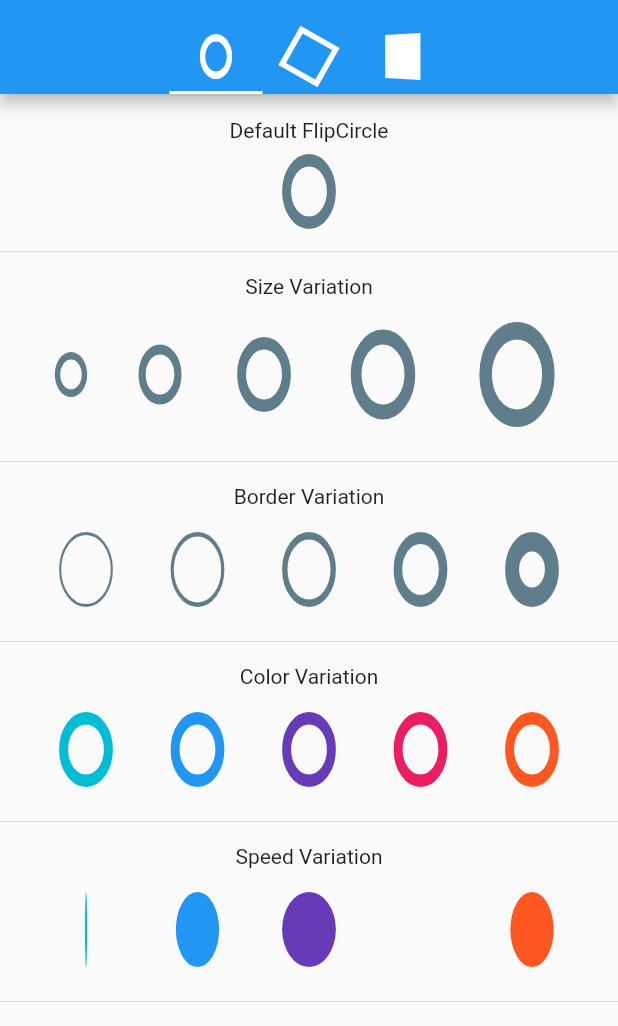
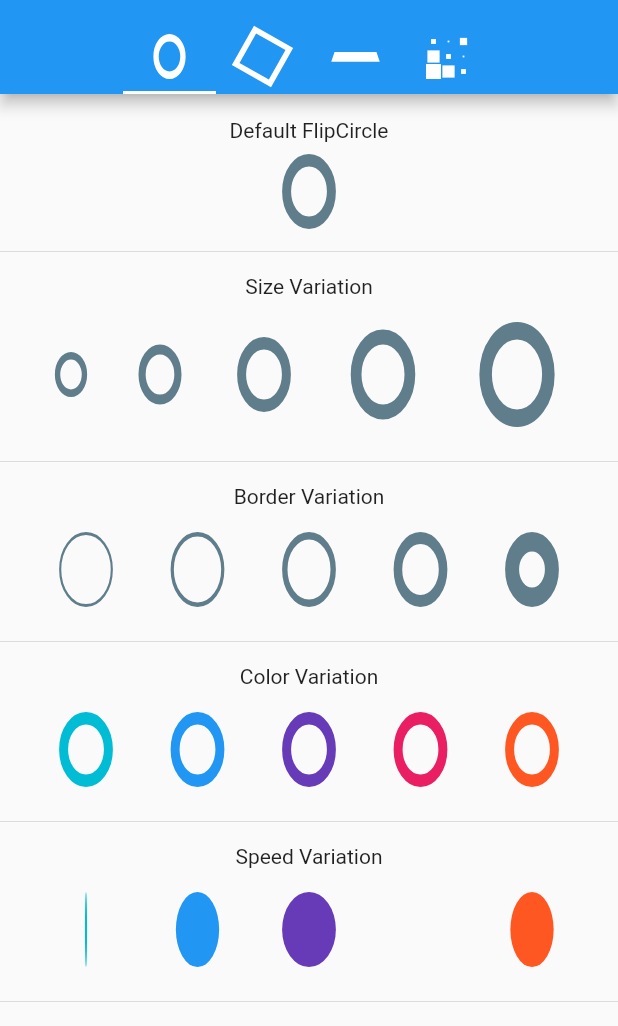
Before and after one commit to TrendingTechnology/loading-indicator, a Flutter app: the screen it shows after launch, on a phone screen of 412 x 824 dp, the part 56-1082 px from its top. Run offline on Flutter 3.47's test engine with Material 2 defaults, Android fonts, the phone set to English and light mode, and no system bars.

Commit message:
added new bouncingGrid indicator; few small adjustments

```diff
--- a/example/lib/main.dart
+++ b/example/lib/main.dart
@@ -13,7 +13,7 @@ class MyApp extends StatelessWidget {
         primarySwatch: Colors.blue,
       ),
       home: DefaultTabController(
-        length: 3,
+        length: 4,
         child: Scaffold(
             appBar: AppBar(
               centerTitle: true,
@@ -39,6 +39,11 @@ class MyApp extends StatelessWidget {
                         size: 30,
                         backgroundColor: Colors.white,
                       )),
+                      Tab(
+                          child: BouncingGrid(
+                        size: 30,
+                        color: Colors.white,
+                      )),
                     ]),
               ),
             ),
@@ -48,6 +53,7 @@ class MyApp extends StatelessWidget {
                 _buildFlipCircleTab(context),
                 _buildRotatingSquareTab(),
                 _buildFlipBoxTab(),
+                _buildBouncingGridTab(),
               ],
             )),
       ),
@@ -383,21 +389,11 @@ class MyApp extends StatelessWidget {
             child: Row(
               mainAxisAlignment: MainAxisAlignment.spaceEvenly,
               children: <Widget>[
-                FlipBox(
-                  backgroundColor: Colors.cyan,
-                ),
-                FlipBox(
-                  backgroundColor: Colors.blue,
-                ),
-                FlipBox(
-                  backgroundColor: Colors.deepPurple,
-                ),
-                FlipBox(
-                  backgroundColor: Colors.pink,
-                ),
-                FlipBox(
-                  backgroundColor: Colors.deepOrange,
-                ),
+                FlipBox(backgroundColor: Colors.cyan),
+                FlipBox(backgroundColor: Colors.blue),
+                FlipBox(backgroundColor: Colors.deepPurple),
+                FlipBox(backgroundColor: Colors.pink),
+                FlipBox(backgroundColor: Colors.deepOrange),
               ],
             ),
           ),
@@ -437,6 +433,113 @@ class MyApp extends StatelessWidget {
     );
   }
 
+  Widget _buildBouncingGridTab() {
+    return ListView(
+      padding: EdgeInsets.symmetric(vertical: 16),
+      children: <Widget>[
+        _buildRow(
+          'Default BouncingGrid',
+          BouncingGrid(),
+        ),
+        _buildRow(
+          'Size Variation',
+          Padding(
+            padding: const EdgeInsets.all(8.0),
+            child: Row(
+              mainAxisAlignment: MainAxisAlignment.spaceEvenly,
+              children: <Widget>[
+                BouncingGrid(size: 30),
+                BouncingGrid(size: 40),
+                BouncingGrid(size: 50),
+                BouncingGrid(size: 60),
+                BouncingGrid(size: 70),
+              ],
+            ),
+          ),
+        ),
+        _buildRow(
+          'Color Variation',
+          Padding(
+            padding: const EdgeInsets.all(8.0),
+            child: Row(
+              mainAxisAlignment: MainAxisAlignment.spaceEvenly,
+              children: <Widget>[
+                BouncingGrid(color: Colors.cyan),
+                BouncingGrid(color: Colors.blue),
+                BouncingGrid(color: Colors.deepPurple),
+                BouncingGrid(color: Colors.pink),
+                BouncingGrid(color: Colors.deepOrange),
+              ],
+            ),
+          ),
+        ),
+        _buildRow(
+          'Shape Variation',
+          Padding(
+            padding: const EdgeInsets.all(8.0),
+            child: Row(
+              mainAxisAlignment: MainAxisAlignment.spaceEvenly,
+              children: <Widget>[
+                BouncingGrid(color: Colors.cyan, shape: BoxShape.circle),
+                BouncingGrid(color: Colors.blue, shape: BoxShape.circle),
+                BouncingGrid(color: Colors.deepPurple, shape: BoxShape.circle),
+                BouncingGrid(color: Colors.pink, shape: BoxShape.circle),
+                BouncingGrid(color: Colors.deepOrange, shape: BoxShape.circle),
+              ],
+            ),
+          ),
+        ),
+        _buildRow(
+          'Inverted Variation',
+          Padding(
+            padding: const EdgeInsets.all(8.0),
+            child: Row(
+              mainAxisAlignment: MainAxisAlignment.spaceEvenly,
+              children: <Widget>[
+                BouncingGrid(color: Colors.cyan, inverted: true),
+                BouncingGrid(color: Colors.blue, inverted: true),
+                BouncingGrid(color: Colors.deepPurple, inverted: true),
+                BouncingGrid(color: Colors.pink, inverted: true),
+                BouncingGrid(color: Colors.deepOrange, inverted: true),
+              ],
+            ),
+          ),
+        ),
+        _buildRow(
+          'Speed Variation',
+          Padding(
+            padding: const EdgeInsets.all(8.0),
+            child: Row(
+              mainAxisAlignment: MainAxisAlignment.spaceEvenly,
+              children: <Widget>[
+                BouncingGrid(
+                  color: Colors.cyan,
+                  duration: Duration(milliseconds: 2100),
+                ),
+                BouncingGrid(
+                  color: Colors.blue,
+                  duration: Duration(milliseconds: 1800),
+                ),
+                BouncingGrid(
+                  color: Colors.deepPurple,
+                  duration: Duration(milliseconds: 1500),
+                ),
+                BouncingGrid(
+                  color: Colors.pink,
+                  duration: Duration(milliseconds: 1200),
+                ),
+                BouncingGrid(
+                  color: Colors.deepOrange,
+                  duration: Duration(milliseconds: 900),
+                ),
+              ],
+            ),
+          ),
+        ),
+      ],
+    );
+  }
+
   Widget _buildRow(String title, Widget body) {
     return Column(
       children: <Widget>[
--- a/lib/loading_indicator.dart
+++ b/lib/loading_indicator.dart
@@ -3,3 +3,4 @@ library loading_indicator;
 export 'src/flip_circle.dart';
 export 'src/rotating_quare.dart';
 export 'src/flip_box.dart';
+export 'src/bouncing_grid.dart';
--- /dev/null
+++ b/lib/src/bouncing_grid.dart
@@ -0,0 +1,168 @@
+import 'package:flutter/material.dart';
+
+class BouncingGrid extends StatefulWidget {
+  final AnimationController controller;
+  final Color color;
+  final BoxShape shape;
+  final double size;
+  final bool inverted;
+  final IndexedWidgetBuilder itemBuilder;
+  final Duration duration;
+
+  BouncingGrid({
+    Key key,
+    this.controller,
+    this.color = Colors.blueGrey,
+    this.size = 50.0,
+    this.shape = BoxShape.rectangle,
+    this.inverted = false,
+    this.itemBuilder,
+    this.duration = const Duration(milliseconds: 1500),
+  })  : assert(
+            !(itemBuilder is IndexedWidgetBuilder && color is Color) &&
+                !(itemBuilder == null && color == null),
+            'You should specify either a itemBuilder or a color'),
+        assert(shape != null,
+            'loading_indicator: property [shape] must not be null'),
+        assert(size != null,
+            'loading_indicator: property [size] must not be null'),
+        assert(duration != null,
+            'loading_indicator: property [duration] must not be null'),
+        super(key: key);
+
+  @override
+  _BouncingGridState createState() => _BouncingGridState();
+}
+
+class _BouncingGridState extends State<BouncingGrid>
+    with SingleTickerProviderStateMixin {
+  AnimationController _controller;
+  Animation<double> _animation1,
+      _animation2,
+      _animation3,
+      _animation4,
+      _animation5;
+
+  @override
+  void initState() {
+    super.initState();
+    _controller = widget.controller ??
+        AnimationController(vsync: this, duration: widget.duration);
+
+    _animation1 = Tween(begin: -1.0, end: 1.0).animate(
+      CurvedAnimation(
+        parent: _controller,
+        curve: Interval(0.0, 0.6, curve: Curves.easeIn),
+      ),
+    );
+
+    _animation2 = Tween(begin: -1.0, end: 1.0).animate(
+      CurvedAnimation(
+        parent: _controller,
+        curve: const Interval(0.1, 0.7, curve: Curves.easeIn),
+      ),
+    );
+
+    _animation3 = Tween(begin: -1.0, end: 1.0).animate(
+      CurvedAnimation(
+        parent: _controller,
+        curve: const Interval(0.2, 0.8, curve: Curves.easeIn),
+      ),
+    );
+
+    _animation4 = Tween(begin: -1.0, end: 1.0).animate(
+      CurvedAnimation(
+        parent: _controller,
+        curve: const Interval(0.3, 0.9, curve: Curves.easeIn),
+      ),
+    );
+
+    _animation5 = Tween(begin: -1.0, end: 1.0).animate(
+      CurvedAnimation(
+        parent: _controller,
+        curve: const Interval(0.4, 1.0, curve: Curves.easeIn),
+      ),
+    );
+
+    _controller
+      ..addListener(() => setState(() {}))
+      ..addStatusListener((status) {
+        if (status == AnimationStatus.completed) {
+          _controller.reverse();
+        }
+        if (status == AnimationStatus.dismissed) {
+          _controller.forward();
+        }
+      });
+
+    _controller.forward();
+  }
+
+  @override
+  Widget build(BuildContext context) {
+    return SizedBox.fromSize(
+      size: Size.square(widget.size),
+      child: Column(
+        mainAxisAlignment: MainAxisAlignment.center,
+        mainAxisSize: MainAxisSize.max,
+        children: <Widget>[
+          Row(
+            mainAxisSize: MainAxisSize.max,
+            mainAxisAlignment: MainAxisAlignment.center,
+            children: <Widget>[
+              _buildSquare(_animation3, 0),
+              _buildSquare(_animation4, 1),
+              _buildSquare(_animation5, 2),
+            ],
+          ),
+          Row(
+            mainAxisSize: MainAxisSize.max,
+            mainAxisAlignment: MainAxisAlignment.center,
+            children: <Widget>[
+              _buildSquare(_animation2, 3),
+              _buildSquare(_animation3, 4),
+              _buildSquare(_animation4, 5),
+            ],
+          ),
+          Row(
+            mainAxisSize: MainAxisSize.max,
+            mainAxisAlignment: MainAxisAlignment.center,
+            children: <Widget>[
+              _buildSquare(_animation1, 6),
+              _buildSquare(_animation2, 7),
+              _buildSquare(_animation3, 8),
+            ],
+          ),
+        ],
+      ),
+    );
+  }
+
+  Widget _buildSquare(Animation<double> animation, int index) {
+    int invertedOffset = widget.inverted ? 1 : 0;
+    return Transform.scale(
+      scale: invertedOffset - animation.value.abs(),
+      child: _itemBuilder(index),
+    );
+  }
+
+  Widget _itemBuilder(int index) {
+    return SizedBox.fromSize(
+      size: Size.square(widget.size / 3),
+      child: widget.itemBuilder != null
+          ? widget.itemBuilder(context, index)
+          : DecoratedBox(
+              decoration: BoxDecoration(
+                shape: widget.shape,
+                color: widget.color,
+              ),
+            ),
+    );
+  }
+
+  @override
+  void dispose() {
+    _controller.dispose();
+    super.dispose();
+  }
+}
--- a/lib/src/flip_box.dart
+++ b/lib/src/flip_box.dart
@@ -21,7 +21,7 @@ class FlipBox extends StatefulWidget {
     this.size = 50.0,
     this.borderSize,
     this.itemBuilder, // nao sei pra que serve ainda
-    this.duration = const Duration(milliseconds: 1000),
+    this.duration = const Duration(milliseconds: 1500),
   })  :
         // ? TODO assertions may be stupid. remove it?
         assert(borderColor != null,
@@ -42,22 +42,23 @@ class FlipBox extends StatefulWidget {
 
 class _FlipBoxState extends State<FlipBox> with SingleTickerProviderStateMixin {
   AnimationController _controller;
-  Animation<double> _firstAnimation;
-  Animation<double> _secondAnimation;
+  Animation<double> _animation1;
+  Animation<double> _animation2;
 
   @override
   void initState() {
     super.initState();
     _controller = widget.controller ??
         AnimationController(vsync: this, duration: widget.duration);
-    _firstAnimation = Tween(begin: 0.0, end: pi).animate(
+
+    _animation1 = Tween(begin: 0.0, end: pi).animate(
       CurvedAnimation(
         parent: _controller,
         curve: const Interval(0.0, 0.5, curve: Curves.easeOut),
       ),
     )..addListener(() => setState(() {}));
 
-    _secondAnimation = Tween(begin: 0.0, end: pi).animate(
+    _animation2 = Tween(begin: 0.0, end: pi).animate(
       CurvedAnimation(
         parent: _controller,
         curve: const Interval(0.5, 1.0, curve: Curves.easeOut),
@@ -71,8 +72,8 @@ class _FlipBoxState extends State<FlipBox> with SingleTickerProviderStateMixin {
   Widget build(BuildContext context) {
     final Matrix4 transform = Matrix4.identity()
       ..setEntry(3, 2, 0.005)
-      ..rotateX(_firstAnimation.value)
-      ..rotateY(_secondAnimation.value);
+      ..rotateX(_animation1.value)
+      ..rotateY(_animation2.value);
     return Center(
       child: Transform(
         transform: transform,
--- a/lib/src/rotating_quare.dart
+++ b/lib/src/rotating_quare.dart
@@ -62,12 +62,8 @@ class _RotatingSquareState extends State<RotatingSquare>
 
   @override
   Widget build(BuildContext context) {
-    // print('value: ${_animation.value}');
-    // final Matrix4 transform = Matrix4.identity()
-    //   ..rotateX((0 - _animation.value) * 2 * pi);
     final Matrix4 transform = Matrix4.rotationZ(_animation.value * pi * 2.0);
 
-    // TODO find out how not to cut the border from the box
     return Center(
       child: Transform(
         transform: transform,
```
Also changed, not shown: lib/src/flip_circle.dart (+3 -4 lines).
